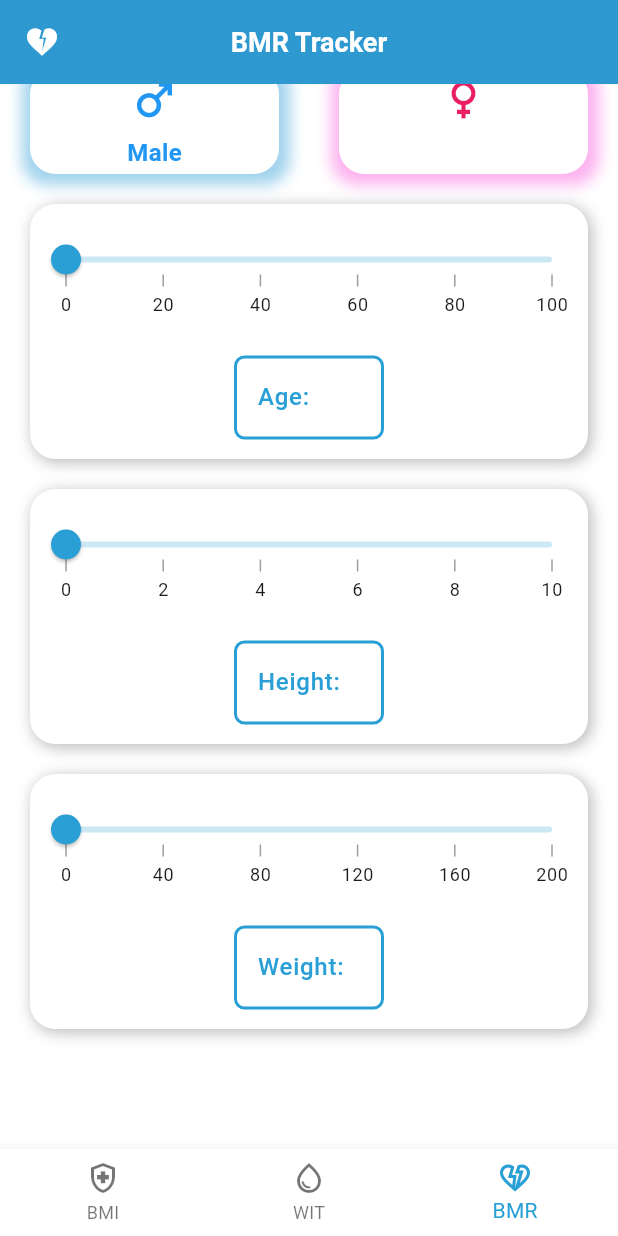
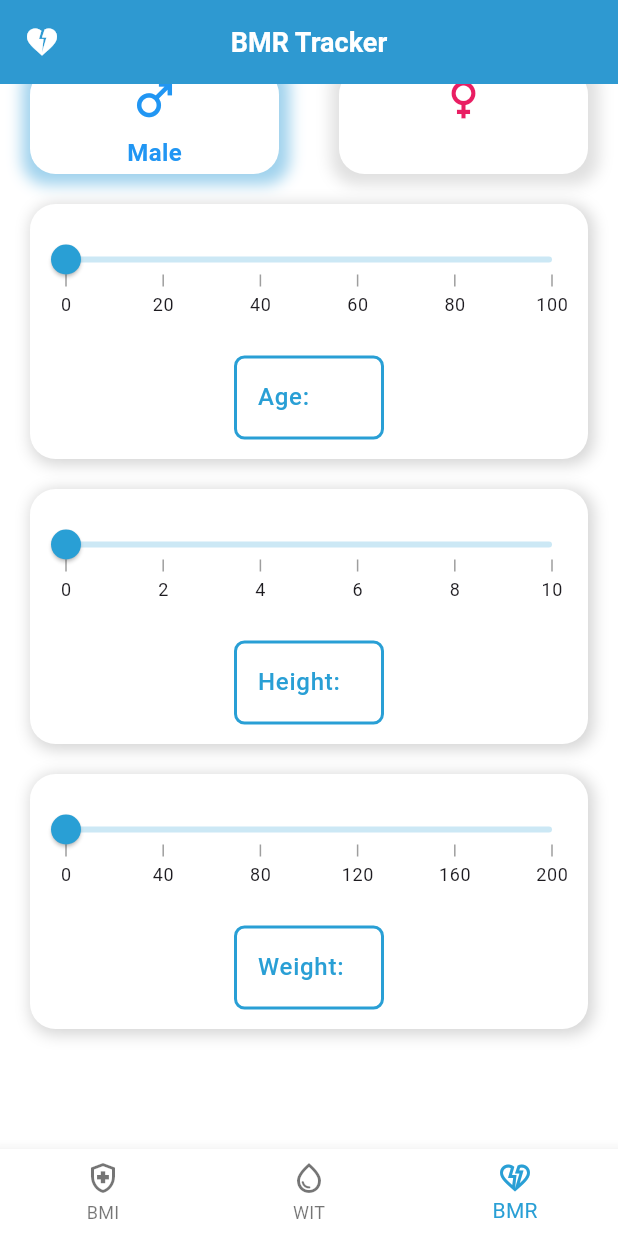
Before and after one commit to m-mhe/health_tracker, a Flutter app: the screen it shows after launch, item 3 of the bottom bar chosen, scrolled down 320 dp, on a phone screen of 412 x 824 dp. Run offline on Flutter 3.47's test engine with Material 3 defaults, Android fonts, the phone set to English and light mode, and no system bars; drawn by our look-alikes of syncfusion_flutter_sliders; our stand-ins replace lottie, sqflite, syncfusion_flutter_gauges; accounts and stored records are empty.

Commit message:
apk version 1.0.0.0

```diff
--- a/lib/app.dart
+++ b/lib/app.dart
@@ -1,6 +1,5 @@
 import 'package:flutter/material.dart';
 import 'package:health_tracker/screens/screen_navigator.dart';
-import 'package:health_tracker/screens/water_tracker_screen.dart';
 
 class MyApp extends StatelessWidget {
   const MyApp({super.key});
@@ -10,27 +9,9 @@ class MyApp extends StatelessWidget {
     return MaterialApp(
       debugShowCheckedModeBanner: false,
       title: 'Health Tracker',
-      themeMode: ThemeMode.light,
-      darkTheme: _darkTheme(),
       theme: _lightTheme(),
       home: const ScreenNavigator(),
     );
-  }
-
-  ThemeData _darkTheme() {
-    return ThemeData(
-        appBarTheme: const AppBarTheme(
-            centerTitle: true,
-            backgroundColor: Color(0xff299FD5),
-            foregroundColor: Colors.white),
-        scaffoldBackgroundColor: Colors.blueGrey[900],
-        floatingActionButtonTheme: FloatingActionButtonThemeData(
-          backgroundColor: const Color(0xff299FD5),
-          foregroundColor: Colors.white,
-          shape: RoundedRectangleBorder(
-            borderRadius: BorderRadius.circular(7),
-          ),
-        ));
   }
 
   ThemeData _lightTheme() {
--- a/lib/local_database.dart
+++ b/lib/local_database.dart
@@ -25,7 +25,7 @@ class LocalDatabase {
           WaterIntakeInfo(
               glassesCount: glassesCount, timeInfo: DateTime.parse(timeInfo)));
     }
-    databaseConnection.close();
+    await databaseConnection.close();
     return waterIntakeInfoList;
   }
 
--- a/lib/screens/bmi_screen.dart
+++ b/lib/screens/bmi_screen.dart
@@ -1,7 +1,5 @@
 import 'package:flutter/material.dart';
 import 'package:syncfusion_flutter_gauges/gauges.dart';
-
-import 'bmr_screen.dart';
 
 class BmiScreen extends StatefulWidget {
   const BmiScreen({super.key});
@@ -121,8 +119,8 @@ class _BmiScreenState extends State<BmiScreen> {
                   decoration: BoxDecoration(
                       boxShadow: [
                         BoxShadow(
-                            color: Colors.grey.shade400,
-                            spreadRadius: 0.1,
+                            color: Colors.grey[350]!,
+                            spreadRadius: 2,
                             blurRadius: 8,
                             offset: const Offset(2, 2))
                       ],
@@ -215,8 +213,8 @@ class _BmiScreenState extends State<BmiScreen> {
                   decoration: BoxDecoration(
                       boxShadow: [
                         BoxShadow(
-                            color: Colors.grey.shade400,
-                            spreadRadius: 0.1,
+                            color: Colors.grey[350]!,
+                            spreadRadius: 2,
                             blurRadius: 8,
                             offset: const Offset(2, 2))
                       ],
--- a/lib/screens/bmr_screen.dart
+++ b/lib/screens/bmr_screen.dart
@@ -1,8 +1,6 @@
 import 'package:flutter/material.dart';
 import 'package:lottie/lottie.dart';
 import 'package:syncfusion_flutter_sliders/sliders.dart';
-
-import 'bmi_screen.dart';
 
 class BmrScreen extends StatefulWidget {
   const BmrScreen({super.key});
@@ -64,8 +62,8 @@ class _BmrScreenState extends State<BmrScreen> {
                       borderRadius: BorderRadius.circular(17),
                       boxShadow: [
                         BoxShadow(
-                            color: Colors.grey.shade400,
-                            spreadRadius: 0.1,
+                            color: Colors.grey[350]!,
+                            spreadRadius: 2,
                             blurRadius: 8,
                             offset: const Offset(2, 2))
                       ]),
@@ -110,12 +108,14 @@ class _BmrScreenState extends State<BmrScreen> {
                       decoration: BoxDecoration(
                           color: Colors.white,
                           borderRadius: BorderRadius.circular(17),
-                          boxShadow: const [
+                          boxShadow: [
                             BoxShadow(
-                                color: Color(0xffA0D2ED),
+                                color: _male
+                                    ? const Color(0xffA0D2ED)
+                                    : Colors.grey[300]!,
                                 spreadRadius: 6,
                                 blurRadius: 8,
-                                offset: Offset(1, 1))
+                                offset: const Offset(1, 1))
                           ]),
                       child: Column(
                         mainAxisAlignment: MainAxisAlignment.spaceAround,
@@ -152,12 +152,14 @@ class _BmrScreenState extends State<BmrScreen> {
                       decoration: BoxDecoration(
                           color: Colors.white,
                           borderRadius: BorderRadius.circular(17),
-                          boxShadow: const [
+                          boxShadow: [
                             BoxShadow(
-                                color: Color(0xffFCB2EF),
+                                color: _female
+                                    ? const Color(0xffFCB2EF)
+                                    : Colors.grey[300]!,
                                 spreadRadius: 6,
                                 blurRadius: 8,
-                                offset: Offset(1, 1))
+                                offset: const Offset(1, 1))
                           ]),
                       child: Column(
                         mainAxisAlignment: MainAxisAlignment.spaceAround,
@@ -191,10 +193,10 @@ class _BmrScreenState extends State<BmrScreen> {
                   decoration: BoxDecoration(
                       color: Colors.white,
                       borderRadius: BorderRadius.circular(17),
-                      boxShadow:  [
+                      boxShadow: [
                         BoxShadow(
-                            color: Colors.grey.shade400,
-                            spreadRadius: 0.1,
+                            color: Colors.grey[350]!,
+                            spreadRadius: 2,
                             blurRadius: 8,
                             offset: const Offset(2, 2))
                       ]),
@@ -282,8 +284,8 @@ class _BmrScreenState extends State<BmrScreen> {
                       borderRadius: BorderRadius.circular(17),
                       boxShadow: [
                         BoxShadow(
-                            color: Colors.grey.shade400,
-                            spreadRadius: 0.1,
+                            color: Colors.grey[350]!,
+                            spreadRadius: 2,
                             blurRadius: 8,
                             offset: const Offset(2, 2))
                       ]),
@@ -369,10 +371,10 @@ class _BmrScreenState extends State<BmrScreen> {
                   decoration: BoxDecoration(
                       color: Colors.white,
                       borderRadius: BorderRadius.circular(17),
-                      boxShadow:  [
+                      boxShadow: [
                         BoxShadow(
-                            color: Colors.grey.shade400,
-                            spreadRadius: 0.1,
+                            color: Colors.grey[350]!,
+                            spreadRadius: 2,
                             blurRadius: 8,
                             offset: const Offset(2, 2))
                       ]),
--- a/lib/screens/screen_navigator.dart
+++ b/lib/screens/screen_navigator.dart
@@ -19,6 +19,7 @@ class _ScreenNavigatorState extends State<ScreenNavigator> {
     const BmrScreen()
   ];
   int index = 1;
+
   @override
   Widget build(BuildContext context) {
     return Scaffold(
@@ -27,7 +28,9 @@ class _ScreenNavigatorState extends State<ScreenNavigator> {
         backgroundColor: Colors.white,
         currentIndex: index,
         onTap: (i) {
-          setState(() {index = i;});
+          setState(() {
+            index = i;
+          });
         },
         selectedItemColor: const Color(0xff299FD5),
         items: const [
--- a/lib/screens/water_tracker_screen.dart
+++ b/lib/screens/water_tracker_screen.dart
@@ -1,7 +1,5 @@
 import 'package:flutter/material.dart';
 import 'package:health_tracker/local_database.dart';
-import 'package:health_tracker/screens/bmi_screen.dart';
-import 'package:health_tracker/screens/bmr_screen.dart';
 import 'package:lottie/lottie.dart';
 import 'package:health_tracker/other_classes/data_model.dart';
 import 'package:intl/intl.dart';
@@ -345,7 +343,6 @@ class _WaterTrackerScreenState extends State<WaterTrackerScreen> {
           Icons.water_drop_outlined,
           color: Colors.black54,
           size: 28,
-          shadows: [],
         ),
         Text(
           '_Tap Here_',
--- a/lib/theme_controller.dart
+++ /dev/null
@@ -1 +0,0 @@
-import 'package:flutter/material.dart';
--- a/pubspec.yaml
+++ b/pubspec.yaml
@@ -28,7 +28,6 @@ environment:
 # the latest version available on pub.dev. To see which dependencies have newer
 # versions available, run `flutter pub outdated`.
 dependencies:
-  get: ^4.6.6
   flutter:
     sdk: flutter
 
```
Also changed, not shown: pubspec.lock, 11 other files.
